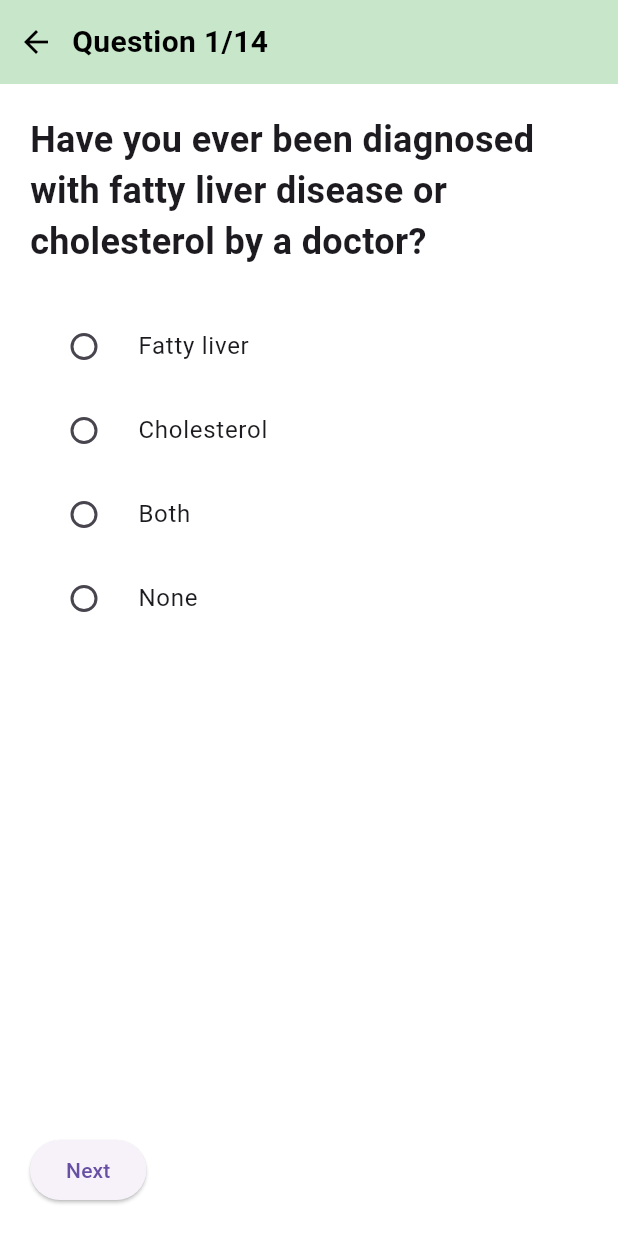
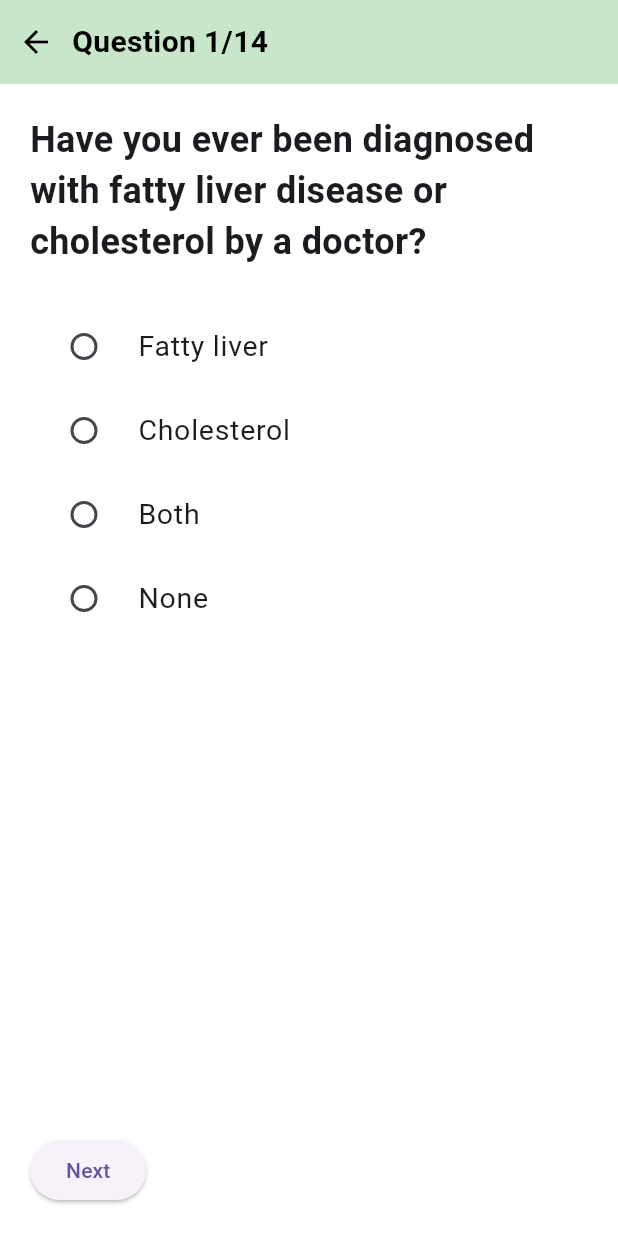
Before and after one commit to SandaliPerera2004/Happy-Liver, a Flutter app: the AssessmentQuestionScreen screen opened directly, on a phone screen of 412 x 824 dp. Run offline on Flutter 3.47's test engine with Material 3 defaults, Android fonts, the phone set to English and light mode, and no system bars; our stand-ins replace flutter_svg, video_player.

Commit message:
increase the font size of answers

```diff
--- a/lib/screens/assessment/assessment_question_screen.dart
+++ b/lib/screens/assessment/assessment_question_screen.dart
@@ -213,12 +213,12 @@ class _AssessmentQuestionScreenState
 
 
           return RadioListTile<String>(
-
-
-            title: Text(option),
-
-
-
+            title: Text(
+              option,
+              style: const TextStyle(
+                fontSize: 19,
+              ),
+            ),
             value: option,
 
 
```
